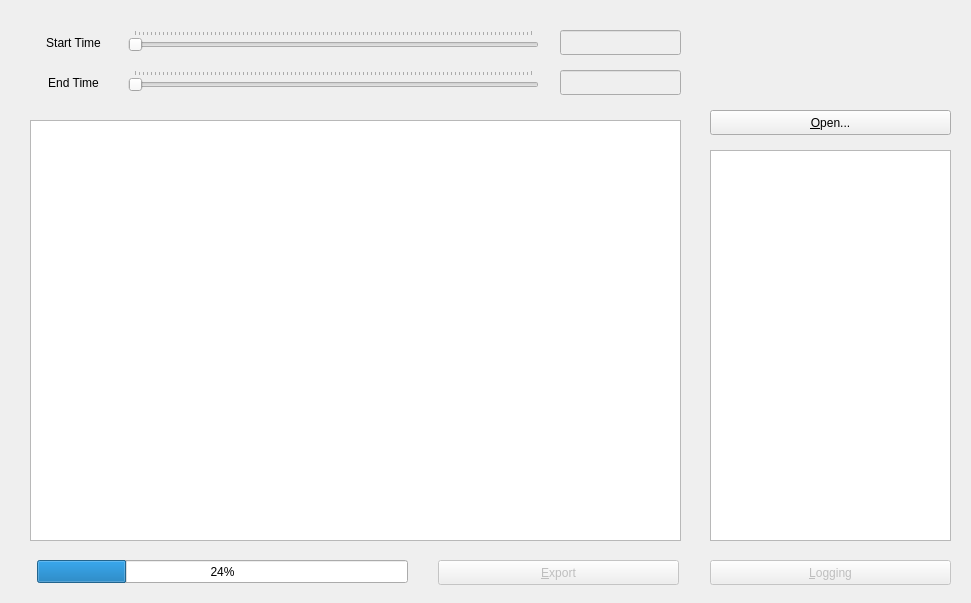
First picture: the form in app/ui/form_message_logging.ui, repository HansBug/dgdvapp, before the edit.
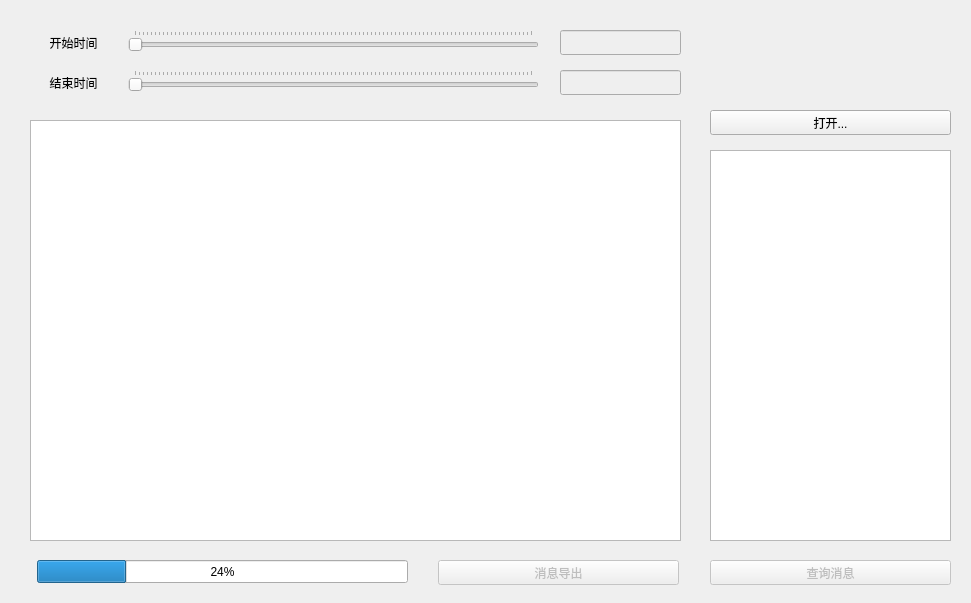
Second picture: the form after the edit.

Patch:
```diff
--- a/app/ui/form_message_logging.ui
+++ b/app/ui/form_message_logging.ui
@@ -70,7 +70,7 @@
     </rect>
    </property>
    <property name="text">
-    <string>&amp;Open...</string>
+    <string>打开...</string>
    </property>
    <property name="shortcut">
     <string>Ctrl+O</string>
@@ -134,7 +134,7 @@
     </rect>
    </property>
    <property name="text">
-    <string>Start Time</string>
+    <string>开始时间</string>
    </property>
    <property name="alignment">
     <set>Qt::AlignCenter</set>
@@ -150,7 +150,7 @@
     </rect>
    </property>
    <property name="text">
-    <string>End Time</string>
+    <string>结束时间</string>
    </property>
    <property name="alignment">
     <set>Qt::AlignCenter</set>
@@ -179,7 +179,7 @@
     </rect>
    </property>
    <property name="text">
-    <string>&amp;Logging</string>
+    <string>查询消息</string>
    </property>
   </widget>
   <widget class="QPushButton" name="button_export">
@@ -195,7 +195,7 @@
     </rect>
    </property>
    <property name="text">
-    <string>&amp;Export</string>
+    <string>消息导出</string>
    </property>
    <property name="shortcut">
     <string>Ctrl+S</string>
```
Left out of the diff: 2 changed lines with no effect on the pictures.
